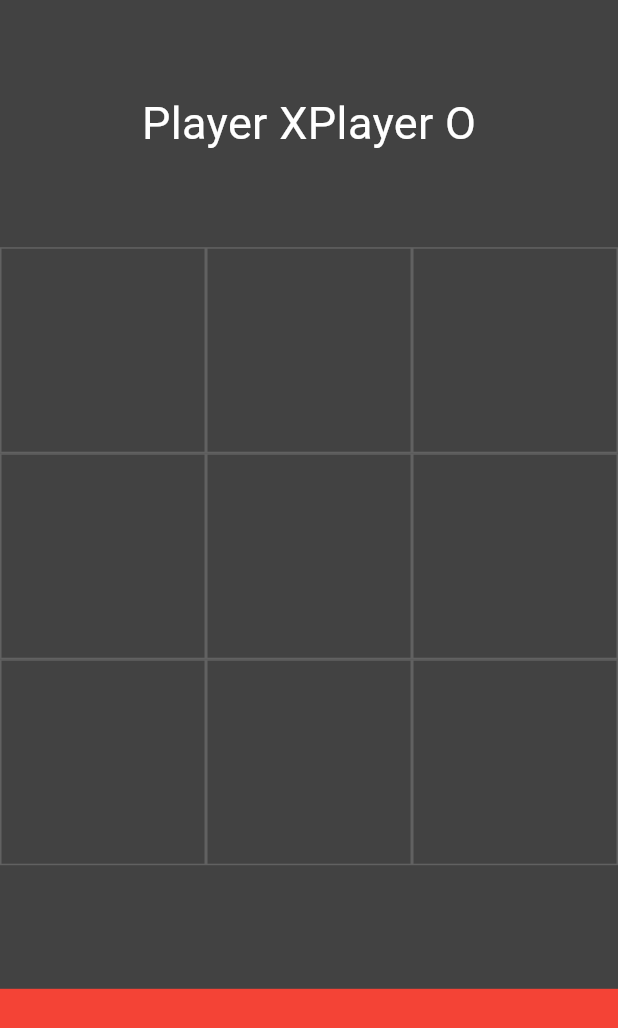
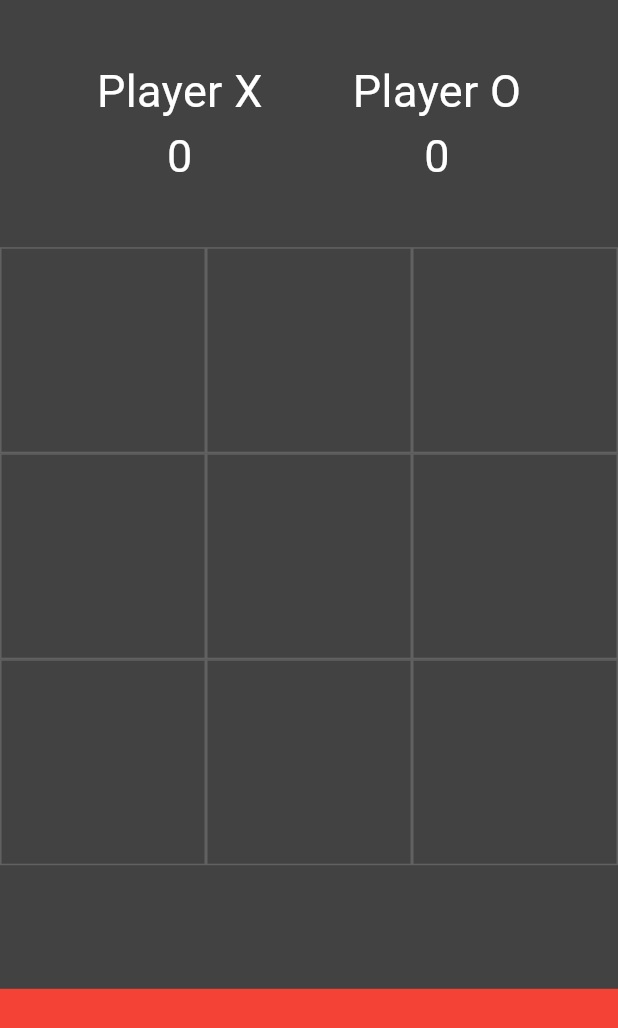
Before and after one commit to ArnabC27/tictactoe_flutter, a Flutter app: the screen it shows after launch, on a phone screen of 412 x 824 dp. Shown: the top 1028 px of the screen. Run offline on Flutter 3.47's test engine with Material 3 defaults, Android fonts, the phone set to English and light mode, and no system bars.

Commit message:
12.03.2024

```diff
--- a/lib/main.dart
+++ b/lib/main.dart
@@ -29,6 +29,8 @@ class _HomePageState extends State<HomePage> {
   bool OTurn = true;
   List<String> displayXO = ['', '', '', '', '', '', '', '', ''];
   var myTextStyle = TextStyle(color: Colors.white, fontSize: 30);
+  int XWin = 0;
+  int OWin = 0;
 
   @override
   Widget build(BuildContext context) {
@@ -41,13 +43,37 @@ class _HomePageState extends State<HomePage> {
               child: Row(
                 mainAxisAlignment: MainAxisAlignment.center,
                 children: [
+                  Padding(
+                    padding: const EdgeInsets.all(30.0),
+                    child: Column(
+                      mainAxisAlignment: MainAxisAlignment.center,
+                      children: [
                         Text(
                           "Player X",
                           style: myTextStyle,
                         ),
                         Text(
+                          XWin.toString(),
+                          style: myTextStyle,
+                        ),
+                      ],
+                    ),
+                  ),
+                  Padding(
+                    padding: const EdgeInsets.all(30.0),
+                    child: Column(
+                      mainAxisAlignment: MainAxisAlignment.center,
+                      children: [
+                        Text(
                           "Player O",
                           style: myTextStyle,
+                        ),
+                        Text(
+                          OWin.toString(),
+                          style: myTextStyle,
+                        ),
+                      ],
+                    ),
                   ),
                 ],
               ),
```
Lines whose indentation alone changed are shown as unchanged.
